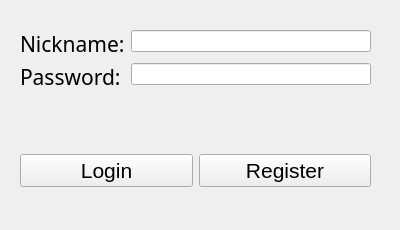
ElliotMoran/MemoryTrainingPY, file MemoryTrainingPY/authorization.ui: the form before one commit.
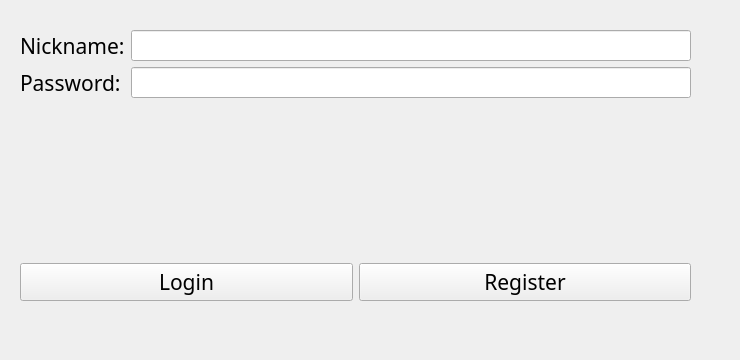
The form after the commit.

What changed in the file:
```diff
--- a/MemoryTrainingPY/authorization.ui
+++ b/MemoryTrainingPY/authorization.ui
@@ -12,28 +12,30 @@
    <rect>
     <x>0</x>
     <y>0</y>
-    <width>400</width>
-    <height>230</height>
+    <width>740</width>
+    <height>360</height>
    </rect>
   </property>
   <property name="windowTitle">
    <string>Form</string>
   </property>
-  <widget class="QWidget" name="formLayoutWidget">
+  <widget class="QWidget" name="">
    <property name="geometry">
     <rect>
      <x>20</x>
      <y>30</y>
-     <width>351</width>
-     <height>61</height>
+     <width>671</width>
+     <height>271</height>
     </rect>
    </property>
+   <layout class="QVBoxLayout" name="verticalLayout">
+    <item>
    <layout class="QFormLayout" name="formLayout">
     <item row="0" column="0">
      <widget class="QLabel" name="textNickname">
       <property name="font">
        <font>
-        <family>Modern No. 20</family>
+          <family>MV Boli</family>
         <pointsize>16</pointsize>
         <weight>50</weight>
         <bold>false</bold>
@@ -46,6 +48,12 @@
     </item>
     <item row="1" column="1">
      <widget class="QLineEdit" name="passEdit">
+        <property name="font">
+         <font>
+          <family>MV Boli</family>
+          <pointsize>12</pointsize>
+         </font>
+        </property>
       <property name="echoMode">
        <enum>QLineEdit::Password</enum>
       </property>
@@ -55,7 +63,7 @@
      <widget class="QLabel" name="textPassword">
       <property name="font">
        <font>
-        <family>Modern No. 20</family>
+          <family>MV Boli</family>
         <pointsize>16</pointsize>
         <weight>50</weight>
         <bold>false</bold>
@@ -67,24 +75,37 @@
      </widget>
     </item>
     <item row="0" column="1">
-     <widget class="QLineEdit" name="nickEdit"/>
-    </item>
-   </layout>
-  </widget>
-  <widget class="QWidget" name="horizontalLayoutWidget">
-   <property name="geometry">
-    <rect>
-     <x>20</x>
-     <y>140</y>
-     <width>351</width>
-     <height>61</height>
-    </rect>
-   </property>
+       <widget class="QLineEdit" name="nickEdit">
+        <property name="font">
+         <font>
+          <family>MV Boli</family>
+          <pointsize>12</pointsize>
+         </font>
+        </property>
+       </widget>
+      </item>
+     </layout>
+    </item>
+    <item>
+     <widget class="QLabel" name="warningLabel">
+      <property name="font">
+       <font>
+        <family>MV Boli</family>
+        <pointsize>16</pointsize>
+       </font>
+      </property>
+      <property name="text">
+       <string/>
+      </property>
+     </widget>
+    </item>
+    <item>
    <layout class="QHBoxLayout" name="horizontalLayout">
     <item>
      <widget class="QPushButton" name="loginButton">
       <property name="font">
        <font>
+          <family>MV Boli</family>
         <pointsize>16</pointsize>
        </font>
       </property>
@@ -97,6 +118,7 @@
      <widget class="QPushButton" name="registerButton">
       <property name="font">
        <font>
+          <family>MV Boli</family>
         <pointsize>16</pointsize>
        </font>
       </property>
@@ -106,24 +128,8 @@
      </widget>
     </item>
    </layout>
-  </widget>
-  <widget class="QLabel" name="warningLabel">
-   <property name="geometry">
-    <rect>
-     <x>20</x>
-     <y>100</y>
-     <width>351</width>
-     <height>31</height>
-    </rect>
-   </property>
-   <property name="font">
-    <font>
-     <pointsize>12</pointsize>
-    </font>
-   </property>
-   <property name="text">
-    <string/>
-   </property>
+    </item>
+   </layout>
   </widget>
  </widget>
  <resources/>
```
Lines whose indentation alone changed are shown as unchanged.
